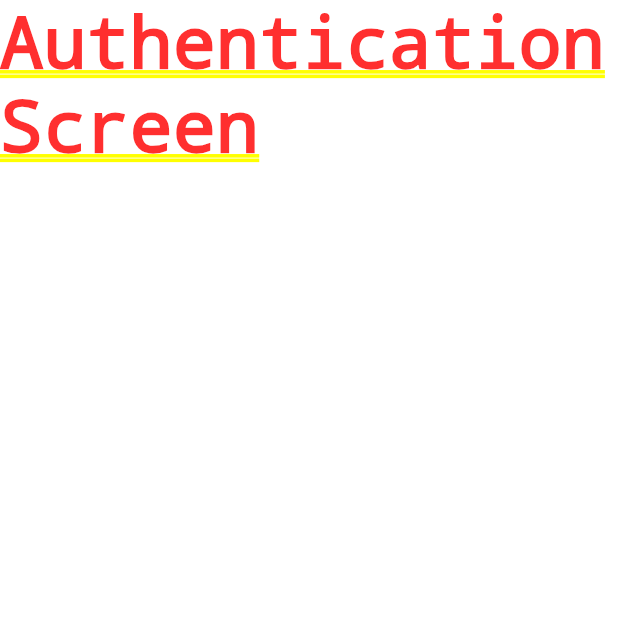
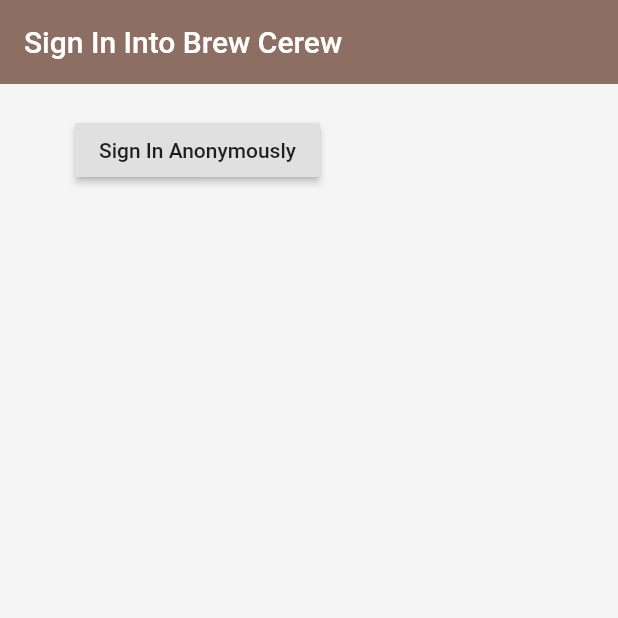
Before and after one commit to Zae21/brew_crew_flutter, a Flutter app: the screen it shows after launch, on a phone screen of 412 x 824 dp, the top half of it. Run offline on Flutter 3.47's test engine with Material 2 defaults, Android fonts, the phone set to English and light mode, and no system bars; our stand-ins replace firebase_auth, firebase_core; accounts and stored records are empty.

Commit message:
add new serction

```diff
--- a/lib/main.dart
+++ b/lib/main.dart
@@ -1,5 +1,6 @@
 import 'package:brew_crew/screens/wrapper.dart';
 import 'package:flutter/material.dart';
+import 'package:firebase_core/firebase_core.dart';
 
 void main() {
   runApp(MyApp());
@@ -9,6 +10,26 @@ class MyApp extends StatelessWidget {
   // This widget is the root of your application.
   @override
   Widget build(BuildContext context) {
-    return MaterialApp(title: 'Brew Crew', home: Wrapper());
+    return MaterialApp(
+        title: 'Brew Crew',
+        home: FutureBuilder(
+          future: Firebase.initializeApp(),
+          builder: (context, snapshot) {
+            // Check for errors
+            if (snapshot.hasError) {
+              print(snapshot.hasError);
+              return Container();
+            }
+
+            // Once complete, show your application
+            if (snapshot.connectionState == ConnectionState.done) {
+              return Wrapper();
+            }
+
+            // Otherwise, show something whilst waiting for initialization to complete
+            // return Loading();
+            return Container();
+          },
+        ));
   }
 }
--- /dev/null
+++ b/lib/models/user.dart
@@ -0,0 +1,4 @@
+class Ouser {
+  final String uid;
+  Ouser({this.uid});
+}
--- a/lib/screens/auth/auth.dart
+++ b/lib/screens/auth/auth.dart
@@ -1,3 +1,4 @@
+import 'package:brew_crew/screens/auth/sign-in.dart';
 import 'package:flutter/material.dart';
 
 class Auth extends StatefulWidget {
@@ -8,8 +9,6 @@ class Auth extends StatefulWidget {
 class _AuthState extends State<Auth> {
   @override
   Widget build(BuildContext context) {
-    return Container(
-      child: Text('Authentication Screen'),
-    );
+    return Container(child: SignIn());
   }
 }
--- /dev/null
+++ b/lib/screens/auth/sign-in.dart
@@ -0,0 +1,38 @@
+import 'package:brew_crew/services/auth.dart';
+import 'package:flutter/material.dart';
+
+class SignIn extends StatefulWidget {
+  @override
+  _SignInState createState() => _SignInState();
+}
+
+class _SignInState extends State<SignIn> {
+  final AuthService _auth = AuthService();
+
+  @override
+  Widget build(BuildContext context) {
+    return Scaffold(
+      backgroundColor: Colors.grey[100],
+      appBar: AppBar(
+        backgroundColor: Colors.brown[400],
+        elevation: 0.0,
+        title: Text('Sign In Into Brew Cerew'),
+      ),
+      body: Container(
+        padding: EdgeInsets.symmetric(horizontal: 50.0, vertical: 20.0),
+        child: RaisedButton(
+          onPressed: () async {
+            dynamic result = await _auth.signInAnon();
+            if (result == null) {
+              print('Sign In Filed!');
+            } else {
+              print('Sgin In Success');
+              print(result.uid);
+            }
+          },
+          child: Text('Sign In Anonymously'),
+        ),
+      ),
+    );
+  }
+}
--- a/lib/screens/wrapper.dart
+++ b/lib/screens/wrapper.dart
@@ -1,5 +1,4 @@
 import 'package:brew_crew/screens/auth/auth.dart';
-import 'package:brew_crew/screens/home/home.dart';
 import 'package:flutter/material.dart';
 
 class Wrapper extends StatelessWidget {
--- a/pubspec.yaml
+++ b/pubspec.yaml
@@ -28,6 +28,7 @@ dependencies:
   # Use with the CupertinoIcons class for iOS style icons.
   cupertino_icons: ^1.0.0
   # firebase dependencies
+  firebase_core: ^0.7.0
   firebase_auth: ^0.20.0+1
   cloud_firestore: ^0.16.0
 
```
Also changed, not shown: lib/services/auth.dart (added, +33 -0 lines), pubspec.lock.
